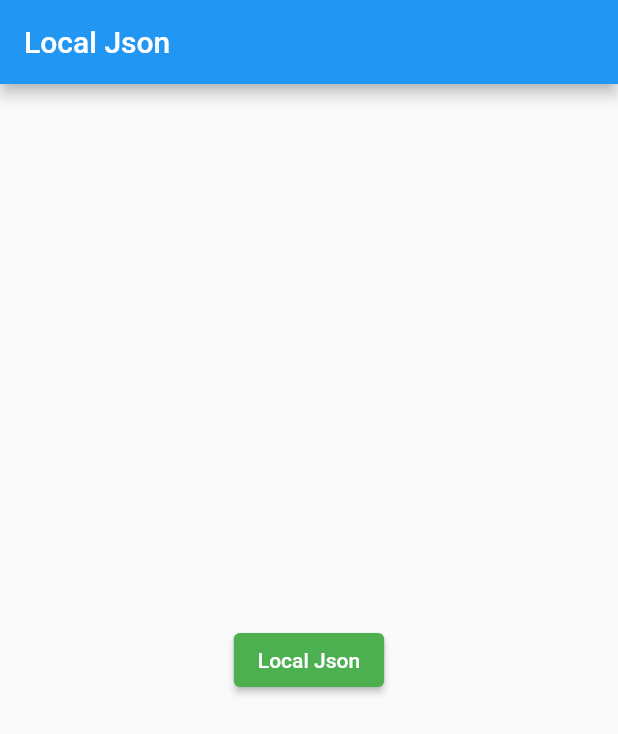
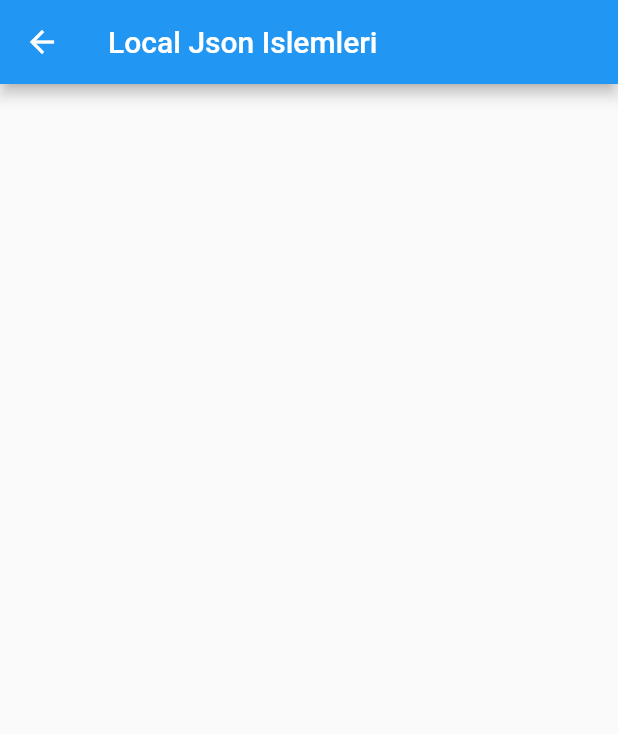
Before and after one commit to tahaturan/http_package_json_and_api, a Flutter app: the screen it shows after launch, after a tap on "Local Json", on a phone screen of 412 x 824 dp. Shown: the top 734 px of the screen. Run offline on Flutter 3.47's test engine with Material 2 defaults, Android fonts, the light colour scheme and no system bars.

Commit message:
local dosyadan veri okumak

```diff
--- a/lib/views/home_page.dart
+++ b/lib/views/home_page.dart
@@ -1,4 +1,5 @@
 import 'package:flutter/material.dart';
+import 'package:http_package_json_and_api/views/local_json.dart';
 
 class HomePage extends StatelessWidget {
   const HomePage({Key? key}) : super(key: key);
@@ -14,7 +15,13 @@ class HomePage extends StatelessWidget {
           mainAxisAlignment: MainAxisAlignment.center,
           children: [
             ElevatedButton(
-              onPressed: () {},
+              onPressed: () {
+                Navigator.push(
+                    context,
+                    MaterialPageRoute(
+                      builder: (context) => const LocalJson(),
+                    ));
+              },
               style: ElevatedButton.styleFrom(
                 primary: Colors.green,
               ),
--- /dev/null
+++ b/lib/views/local_json.dart
@@ -0,0 +1,34 @@
+import 'dart:convert';
+
+import 'package:flutter/material.dart';
+
+class LocalJson extends StatefulWidget {
+  const LocalJson({Key? key}) : super(key: key);
+
+  @override
+  State<LocalJson> createState() => _LocalJsonState();
+}
+
+class _LocalJsonState extends State<LocalJson> {
+  @override
+  Widget build(BuildContext context) {
+    arabalarJsonOku();
+    return Scaffold(
+      appBar: AppBar(
+        title: const Text('Local Json Islemleri'),
+      ),
+      body: Container(),
+    );
+  }
+
+  arabalarJsonOku() async {
+    String okunanString = await DefaultAssetBundle.of(context)
+        .loadString("assets/data/arabalar.json");
+
+    var jsonObject = jsonDecode(okunanString);
+    debugPrint(okunanString);
+    debugPrint("*********************");
+    List arabaListesi = jsonObject;
+    debugPrint(arabaListesi[1]["model"][0]["model_adi"].toString());
+  }
+}
```
